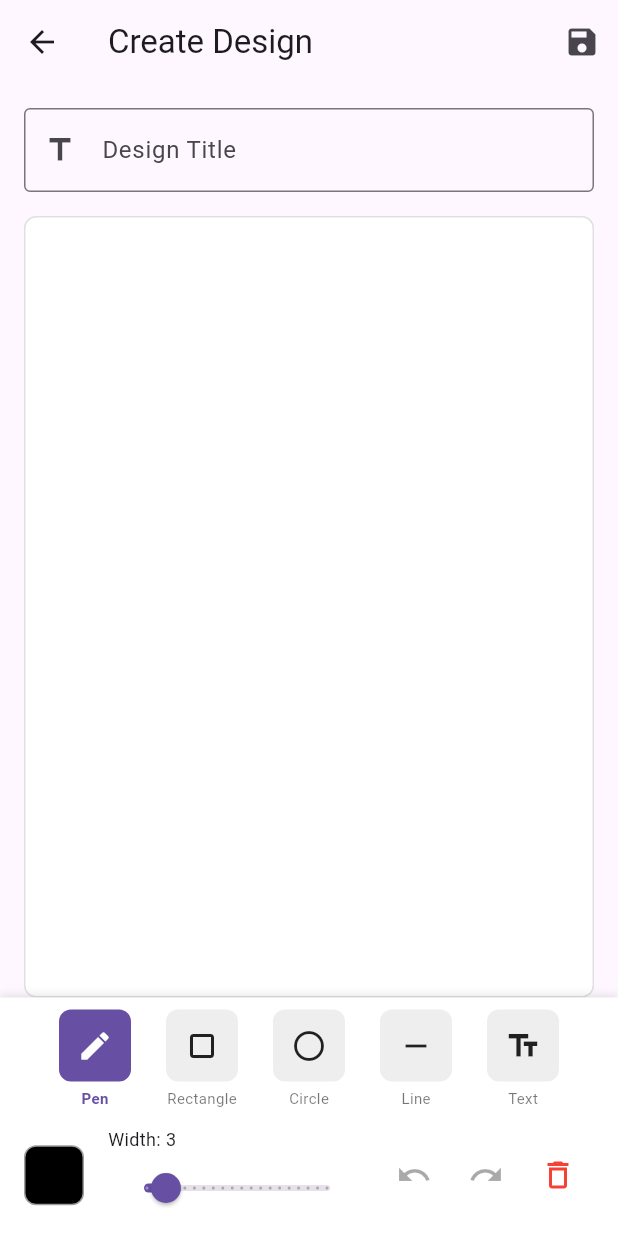
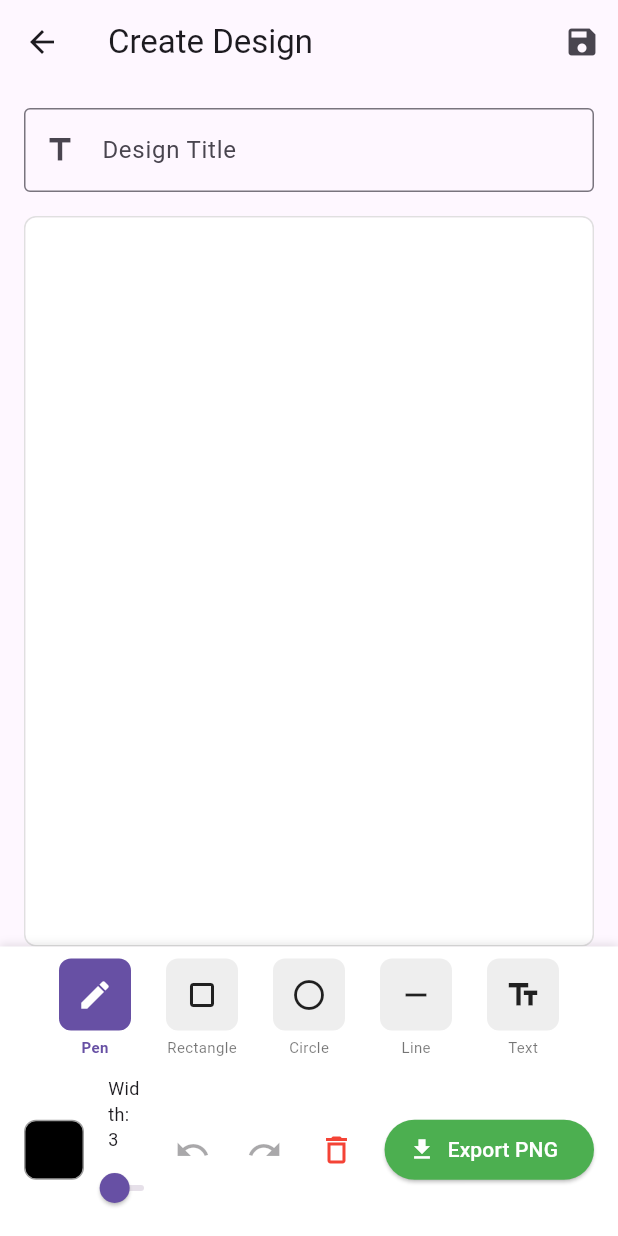
Before and after one commit to Roy939/artiq-flutter-app, a Flutter app: the CreateDesignScreen screen opened directly, on a phone screen of 412 x 824 dp. Run offline on Flutter 3.47's test engine with Material 3 defaults, Android fonts, the phone set to English and light mode, and no system bars; our stand-ins replace connectivity_plus, firebase_auth, firebase_core, flutter_colorpicker, flutter_riverpod, google_sign_in and 1 more; accounts and stored records are empty.

Commit message:
Build #56: Add PNG export feature
- Added Export PNG button to toolbar
- Added _exportPNG method with user instructions
- For web: users can right-click canvas to save image
- Future: can add screenshot package for native apps

This is an incremental feature addition to test compilation.

```diff
--- a/lib/src/widgets/drawing_toolbar.dart
+++ b/lib/src/widgets/drawing_toolbar.dart
@@ -8,6 +8,7 @@ class DrawingToolbar extends StatelessWidget {
   final VoidCallback onUndo;
   final VoidCallback onRedo;
   final VoidCallback onClear;
+  final VoidCallback onExport;
   final bool canUndo;
   final bool canRedo;
 
@@ -18,6 +19,7 @@ class DrawingToolbar extends StatelessWidget {
     required this.onUndo,
     required this.onRedo,
     required this.onClear,
+    required this.onExport,
     required this.canUndo,
     required this.canRedo,
   });
@@ -134,6 +136,17 @@ class DrawingToolbar extends StatelessWidget {
                 tooltip: 'Clear',
                 color: Colors.red,
               ),
+              const SizedBox(width: 8),
+              // Export button
+              ElevatedButton.icon(
+                onPressed: onExport,
+                icon: const Icon(Icons.download),
+                label: const Text('Export PNG'),
+                style: ElevatedButton.styleFrom(
+                  backgroundColor: Colors.green,
+                  foregroundColor: Colors.white,
+                ),
+              ),
             ],
           ),
         ],
```
Also changed, not shown: lib/src/screens/create_design_screen.dart (+12 -0 lines).
